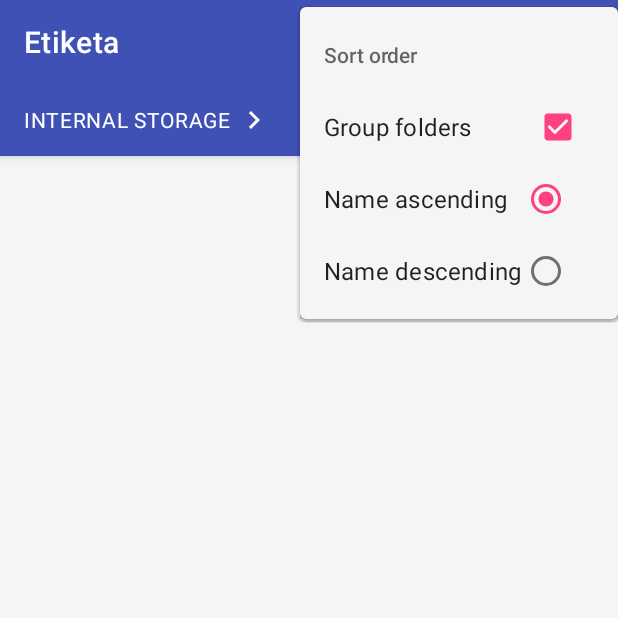
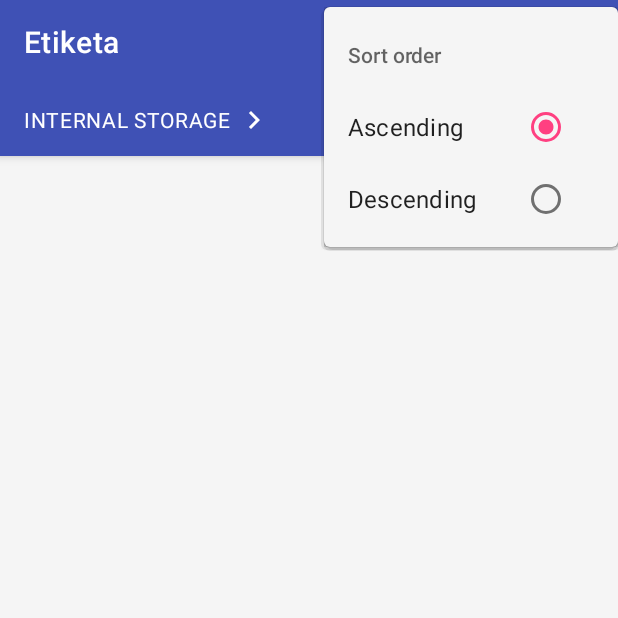
Before and after one commit to adrijanrogan/android-etiketa, an Android app: the screen it shows after launch (BrowseActivity), in the options menu, after a tap on "Sort order", on a phone screen of 412 x 824 dp, the top half of it. Run offline under Robolectric (Android 15) with nearby library versions, the phone set to English and light mode, and no system bars; our stand-ins replace androidx.preference; 1 statement that could not run was skipped.

Commit message:
Add support for sorting by last modified.
Similar to name sorting, grouping is supported. If two files have the same last modified, the name is compared. Also extracted some common logic for comparing directories. Also fixed SORT_MODE_FILTER in case more sorting modes are added. In addition, menu string were changed from "name ascending/descending" to simply "ascending/descending".

```diff
--- a/app/src/main/res/menu/browser_toolbar_menu.xml
+++ b/app/src/main/res/menu/browser_toolbar_menu.xml
@@ -8,6 +8,12 @@
         android:title="Sort by" >
 
         <menu>
+
+            <item
+                android:id="@+id/browser_menu_folders"
+                android:checkable="true"
+                android:checked="true"
+                android:title="@string/group_folders" />
 
             <group
                 android:checkableBehavior="single"
@@ -32,22 +38,16 @@
 
         <menu>
 
-            <item
-                android:id="@+id/browser_menu_folders"
-                android:checkable="true"
-                android:checked="true"
-                android:title="@string/group_folders" />
-
             <group
                 android:checkableBehavior="single"
                 android:enabled="true">
                 <item
                     android:id="@+id/browser_menu_sort_ascending"
-                    android:title="@string/name_ascending" />
+                    android:title="@string/ascending" />
 
                 <item
                     android:id="@+id/browser_menu_sort_descending"
-                    android:title="@string/name_descending" />
+                    android:title="@string/descending" />
             </group>
 
         </menu>
--- a/app/src/main/res/values/strings.xml
+++ b/app/src/main/res/values/strings.xml
@@ -34,8 +34,8 @@
     <string name="sort_order">Sort order</string>
     <string name="group_folders">Group folders</string>
     <string name="show_hidden">Show hidden</string>
-    <string name="name_ascending">Name ascending</string>
-    <string name="name_descending">Name descending</string>
+    <string name="ascending">Ascending</string>
+    <string name="descending">Descending</string>
     <string name="file_name">File name</string>
     <string name="absolute_path">Absolute path</string>
     <string name="last_modified">Last modified</string>
```
Also changed, not shown: app/src/main/java/com/github/adrijanrogan/etiketa/util/FileComparator.kt (+35 -6 lines), 2 other files.
